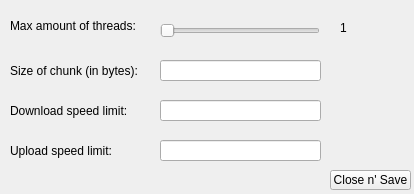
Old version of the form gui/options.ui in the repository JerzySpendel/LanTransfer.
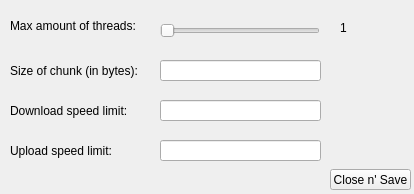
New version of the form.

Diff of the .ui file:
```diff
--- a/gui/options.ui
+++ b/gui/options.ui
@@ -134,9 +134,9 @@
    <property name="geometry">
     <rect>
      <x>330</x>
-     <y>170</y>
+     <y>169</y>
      <width>81</width>
-     <height>20</height>
+     <height>21</height>
     </rect>
    </property>
    <property name="text">
```
